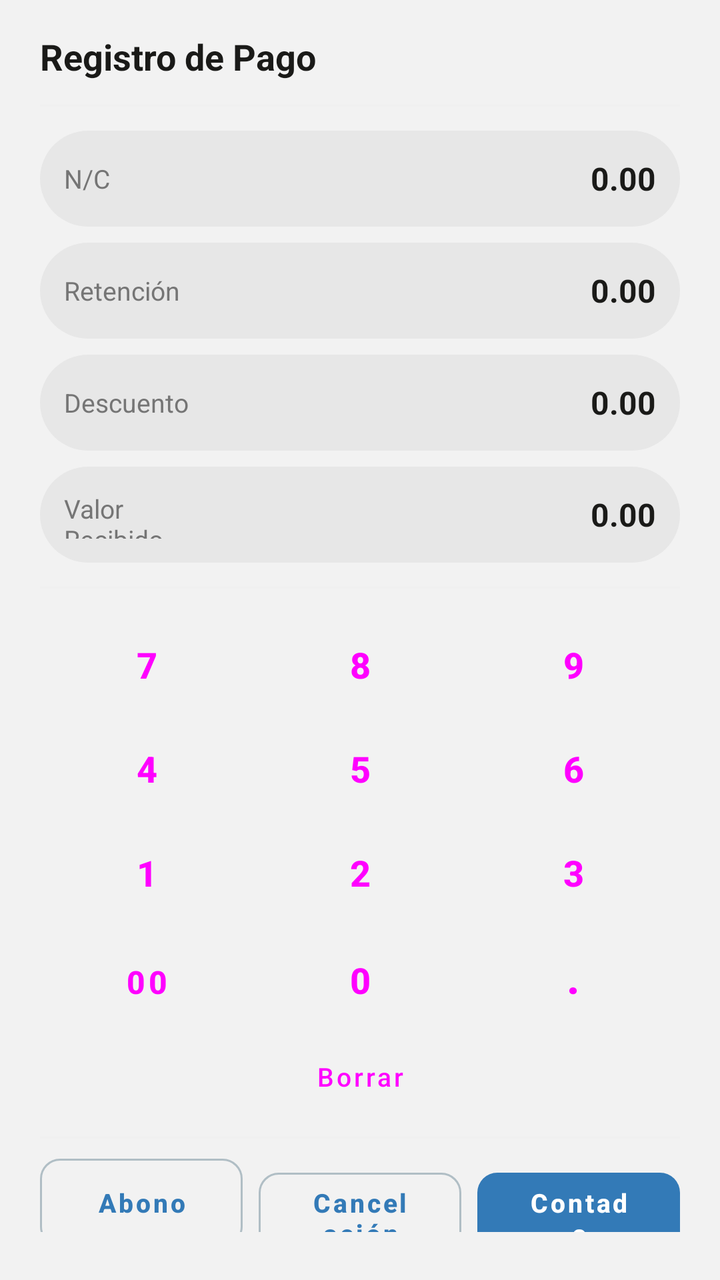
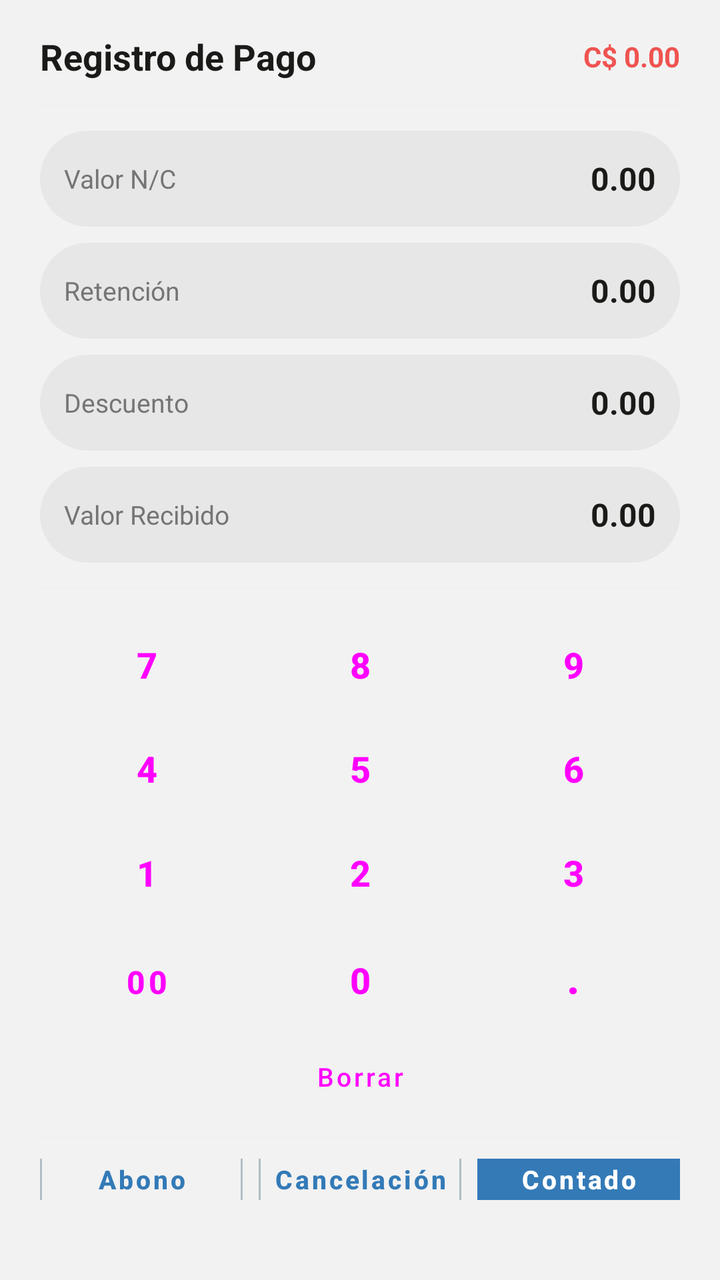

Two renders of the same Android screen: before a commit and after it. Below are the layout's source before the change and the commit's diff.
<!-- AndroidManifest.xml: application theme Theme.GMV -->
<!-- res/layout/dialog_pago_factura.xml -->
<?xml version="1.0" encoding="utf-8"?>
<LinearLayout xmlns:android="http://schemas.android.com/apk/res/android"
    xmlns:app="http://schemas.android.com/apk/res-auto"
    android:layout_width="match_parent"
    android:layout_height="wrap_content"
    android:orientation="vertical"
    android:paddingHorizontal="20dp"
    android:paddingTop="16dp"
    android:paddingBottom="24dp">

    <TextView
        android:layout_width="wrap_content"
        android:layout_height="wrap_content"
        android:text="Registro de Pago"
        android:textColor="#1A1A18"
        android:textSize="18sp"
        android:textStyle="bold" />

    <View
        android:layout_width="match_parent"
        android:layout_height="1dp"
        android:layout_marginVertical="12dp"
        android:background="#F0F0F0" />

    
    <LinearLayout
        android:layout_width="match_parent"
        android:layout_height="wrap_content"
        android:orientation="vertical">

        <LinearLayout
            android:id="@+id/lyt_field_nc"
            android:layout_width="match_parent"
            android:layout_height="48dp"
            android:gravity="center_vertical"
            android:orientation="horizontal"
            android:paddingHorizontal="12dp"
            android:clickable="true"
            android:focusable="true"
            android:background="@drawable/bg_input">

            <TextView
                android:layout_width="80dp"
                android:layout_height="wrap_content"
                android:text="N/C"
                android:textColor="@color/grey_60"
                android:textSize="13sp" />

            <TextView
                android:id="@+id/tv_field_nc"
                android:layout_width="0dp"
                android:layout_height="wrap_content"
                android:layout_weight="1"
                android:gravity="end"
                android:text="0.00"
                android:textColor="#1A1A18"
                android:textSize="16sp"
                android:textStyle="bold" />

        </LinearLayout>

        <LinearLayout
            android:id="@+id/lyt_field_retencion"
            android:layout_width="match_parent"
            android:layout_height="48dp"
            android:layout_marginTop="8dp"
            android:gravity="center_vertical"
            android:orientation="horizontal"
            android:paddingHorizontal="12dp"
            android:clickable="true"
            android:focusable="true"
            android:background="@drawable/bg_input">

            <TextView
                android:layout_width="80dp"
                android:layout_height="wrap_content"
                android:text="Retención"
                android:textColor="@color/grey_60"
                android:textSize="13sp" />

            <TextView
                android:id="@+id/tv_field_retencion"
                android:layout_width="0dp"
                android:layout_height="wrap_content"
                android:layout_weight="1"
                android:gravity="end"
                android:text="0.00"
                android:textColor="#1A1A18"
                android:textSize="16sp"
                android:textStyle="bold" />

        </LinearLayout>

        <LinearLayout
            android:id="@+id/lyt_field_descuento"
            android:layout_width="match_parent"
            android:layout_height="48dp"
            android:layout_marginTop="8dp"
            android:gravity="center_vertical"
            android:orientation="horizontal"
            android:paddingHorizontal="12dp"
            android:clickable="true"
            android:focusable="true"
            android:background="@drawable/bg_input">

            <TextView
                android:layout_width="80dp"
                android:layout_height="wrap_content"
                android:text="Descuento"
                android:textColor="@color/grey_60"
                android:textSize="13sp" />

            <TextView
                android:id="@+id/tv_field_descuento"
                android:layout_width="0dp"
                android:layout_height="wrap_content"
                android:layout_weight="1"
                android:gravity="end"
                android:text="0.00"
                android:textColor="#1A1A18"
                android:textSize="16sp"
                android:textStyle="bold" />

        </LinearLayout>

        <LinearLayout
            android:id="@+id/lyt_field_recibido"
            android:layout_width="match_parent"
            android:layout_height="48dp"
            android:layout_marginTop="8dp"
            android:gravity="center_vertical"
            android:orientation="horizontal"
            android:paddingHorizontal="12dp"
            android:clickable="true"
            android:focusable="true"
            android:background="@drawable/bg_input">

            <TextView
                android:layout_width="80dp"
                android:layout_height="wrap_content"
                android:text="Valor Recibido"
                android:textColor="@color/grey_60"
                android:textSize="13sp" />

            <TextView
                android:id="@+id/tv_field_recibido"
                android:layout_width="0dp"
                android:layout_height="wrap_content"
                android:layout_weight="1"
                android:gravity="end"
                android:text="0.00"
                android:textColor="#1A1A18"
                android:textSize="16sp"
                android:textStyle="bold" />

        </LinearLayout>

    </LinearLayout>

    <View
        android:layout_width="match_parent"
        android:layout_height="1dp"
        android:layout_marginVertical="12dp"
        android:background="#F0F0F0" />

    
    <LinearLayout
        android:layout_width="match_parent"
        android:layout_height="wrap_content"
        android:orientation="horizontal"
        android:weightSum="3">

        <Button
            android:id="@+id/btn_7"
            style="@style/Widget.Material3.Button.TonalButton"
            android:layout_width="0dp"
            android:layout_height="48dp"
            android:layout_weight="1"
            android:layout_margin="2dp"
            android:insetLeft="0dp"
            android:insetTop="0dp"
            android:insetRight="0dp"
            android:insetBottom="0dp"
            android:text="7"
            android:textSize="18sp"
            android:textStyle="bold" />

        <Button
            android:id="@+id/btn_8"
            style="@style/Widget.Material3.Button.TonalButton"
            android:layout_width="0dp"
            android:layout_height="48dp"
            android:layout_weight="1"
            android:layout_margin="2dp"
            android:insetLeft="0dp"
            android:insetTop="0dp"
            android:insetRight="0dp"
            android:insetBottom="0dp"
            android:text="8"
            android:textSize="18sp"
            android:textStyle="bold" />

        <Button
            android:id="@+id/btn_9"
            style="@style/Widget.Material3.Button.TonalButton"
            android:layout_width="0dp"
            android:layout_height="48dp"
            android:layout_weight="1"
            android:layout_margin="2dp"
            android:insetLeft="0dp"
            android:insetTop="0dp"
            android:insetRight="0dp"
            android:insetBottom="0dp"
            android:text="9"
            android:textSize="18sp"
            android:textStyle="bold" />

    </LinearLayout>

    <LinearLayout
        android:layout_width="match_parent"
        android:layout_height="wrap_content"
        android:orientation="horizontal"
        android:weightSum="3">

        <Button
            android:id="@+id/btn_4"
            style="@style/Widget.Material3.Button.TonalButton"
            android:layout_width="0dp"
            android:layout_height="48dp"
            android:layout_weight="1"
            android:layout_margin="2dp"
            android:insetLeft="0dp"
            android:insetTop="0dp"
            android:insetRight="0dp"
            android:insetBottom="0dp"
            android:text="4"
            android:textSize="18sp"
            android:textStyle="bold" />

        <Button
            android:id="@+id/btn_5"
            style="@style/Widget.Material3.Button.TonalButton"
            android:layout_width="0dp"
            android:layout_height="48dp"
            android:layout_weight="1"
            android:layout_margin="2dp"
            android:insetLeft="0dp"
            android:insetTop="0dp"
            android:insetRight="0dp"
            android:insetBottom="0dp"
            android:text="5"
            android:textSize="18sp"
            android:textStyle="bold" />

        <Button
            android:id="@+id/btn_6"
            style="@style/Widget.Material3.Button.TonalButton"
            android:layout_width="0dp"
            android:layout_height="48dp"
            android:layout_weight="1"
            android:layout_margin="2dp"
            android:insetLeft="0dp"
            android:insetTop="0dp"
            android:insetRight="0dp"
            android:insetBottom="0dp"
            android:text="6"
            android:textSize="18sp"
            android:textStyle="bold" />

    </LinearLayout>

    <LinearLayout
        android:layout_width="match_parent"
        android:layout_height="wrap_content"
        android:orientation="horizontal"
        android:weightSum="3">

        <Button
            android:id="@+id/btn_1"
            style="@style/Widget.Material3.Button.TonalButton"
            android:layout_width="0dp"
            android:layout_height="48dp"
            android:layout_weight="1"
            android:layout_margin="2dp"
            android:insetLeft="0dp"
            android:insetTop="0dp"
            android:insetRight="0dp"
            android:insetBottom="0dp"
            android:text="1"
            android:textSize="18sp"
            android:textStyle="bold" />

        <Button
            android:id="@+id/btn_2"
            style="@style/Widget.Material3.Button.TonalButton"
            android:layout_width="0dp"
            android:layout_height="48dp"
            android:layout_weight="1"
            android:layout_margin="2dp"
            android:insetLeft="0dp"
            android:insetTop="0dp"
            android:insetRight="0dp"
            android:insetBottom="0dp"
            android:text="2"
            android:textSize="18sp"
            android:textStyle="bold" />

        <Button
            android:id="@+id/btn_3"
            style="@style/Widget.Material3.Button.TonalButton"
            android:layout_width="0dp"
            android:layout_height="48dp"
            android:layout_weight="1"
            android:layout_margin="2dp"
            android:insetLeft="0dp"
            android:insetTop="0dp"
            android:insetRight="0dp"
            android:insetBottom="0dp"
            android:text="3"
            android:textSize="18sp"
            android:textStyle="bold" />

    </LinearLayout>

    <LinearLayout
        android:layout_width="match_parent"
        android:layout_height="wrap_content"
        android:orientation="horizontal"
        android:weightSum="3">

        <Button
            android:id="@+id/btn_00"
            style="@style/Widget.Material3.Button.TonalButton"
            android:layout_width="0dp"
            android:layout_height="48dp"
            android:layout_weight="1"
            android:layout_margin="2dp"
            android:insetLeft="0dp"
            android:insetTop="0dp"
            android:insetRight="0dp"
            android:insetBottom="0dp"
            android:text="00"
            android:textSize="16sp"
            android:textStyle="bold" />

        <Button
            android:id="@+id/btn_0"
            style="@style/Widget.Material3.Button.TonalButton"
            android:layout_width="0dp"
            android:layout_height="48dp"
            android:layout_weight="1"
            android:layout_margin="2dp"
            android:insetLeft="0dp"
            android:insetTop="0dp"
            android:insetRight="0dp"
            android:insetBottom="0dp"
            android:text="0"
            android:textSize="18sp"
            android:textStyle="bold" />

        <Button
            android:id="@+id/btn_dot"
            style="@style/Widget.Material3.Button.TonalButton"
            android:layout_width="0dp"
            android:layout_height="48dp"
            android:layout_weight="1"
            android:layout_margin="2dp"
            android:insetLeft="0dp"
            android:insetTop="0dp"
            android:insetRight="0dp"
            android:insetBottom="0dp"
            android:text="."
            android:textSize="22sp"
            android:textStyle="bold" />

    </LinearLayout>

    <Button
        android:id="@+id/btn_delete"
        style="@style/Widget.Material3.Button.TonalButton"
        android:layout_width="match_parent"
        android:layout_height="40dp"
        android:layout_marginTop="4dp"
        android:insetLeft="0dp"
        android:insetTop="0dp"
        android:insetRight="0dp"
        android:insetBottom="0dp"
        android:padding="8dp"
        app:icon="@drawable/ic_backspace"
        app:iconGravity="textStart"
        app:iconPadding="6dp"
        app:iconSize="18dp"
        app:iconTint="#555450"
        android:text="Borrar"
        android:textSize="13sp" />

    <View
        android:layout_width="match_parent"
        android:layout_height="1dp"
        android:layout_marginVertical="10dp"
        android:background="#F0F0F0" />

    
    <LinearLayout
        android:layout_width="match_parent"
        android:layout_height="wrap_content"
        android:orientation="horizontal"
        android:weightSum="3">

        <com.google.android.material.button.MaterialButton
            android:id="@+id/btn_abono"
            style="@style/Widget.Material3.Button.OutlinedButton"
            android:layout_width="0dp"
            android:layout_height="44dp"
            android:layout_weight="1"
            android:layout_marginEnd="4dp"
            android:insetLeft="0dp"
            android:insetTop="0dp"
            android:insetRight="0dp"
            android:insetBottom="0dp"
            android:text="Abono"
            android:textAllCaps="false"
            android:textSize="13sp"
            android:textStyle="bold"
            app:cornerRadius="10dp" />

        <com.google.android.material.button.MaterialButton
            android:id="@+id/btn_cancelacion"
            style="@style/Widget.Material3.Button.OutlinedButton"
            android:layout_width="0dp"
            android:layout_height="44dp"
            android:layout_weight="1"
            android:layout_marginHorizontal="4dp"
            android:insetLeft="0dp"
            android:insetTop="0dp"
            android:insetRight="0dp"
            android:insetBottom="0dp"
            android:text="Cancelación"
            android:textAllCaps="false"
            android:textSize="13sp"
            android:textStyle="bold"
            app:cornerRadius="10dp" />

        <com.google.android.material.button.MaterialButton
            android:id="@+id/btn_contado"
            style="@style/Widget.Material3.Button"
            android:layout_width="0dp"
            android:layout_height="44dp"
            android:layout_weight="1"
            android:layout_marginStart="4dp"
            android:insetLeft="0dp"
            android:insetTop="0dp"
            android:insetRight="0dp"
            android:insetBottom="0dp"
            android:text="Contado"
            android:textAllCaps="false"
            android:textSize="13sp"
            android:textStyle="bold"
            app:cornerRadius="10dp" />

    </LinearLayout>

</LinearLayout>
<!-- resources referenced by this layout -->
<resources>
  <color name="grey_60">#757575</color>
  <style name="Theme.GMV" parent="Base.Theme.GMV" />
  <color name="input_bg">#E7E7E7</color>
  <color name="primary">#337AB7</color>
  <color name="on_primary">#FFFFFF</color>
  <color name="primary_container">#D6E4F0</color>
  <color name="on_primary_container">#1A3A5C</color>
  <color name="secondary">#3A539B</color>
  <color name="on_secondary">#FFFFFF</color>
  <color name="secondary_container">#D6DCE8</color>
  <color name="on_secondary_container">#1C2A5C</color>
  <color name="tertiary">#7E57C2</color>
  <color name="on_tertiary">#FFFFFF</color>
  <color name="tertiary_container">#EDE7F6</color>
  <color name="on_tertiary_container">#311B92</color>
  <color name="error">#EF5350</color>
  <color name="on_error">#FFFFFF</color>
  <color name="error_container">#FFEBEE</color>
  <color name="on_error_container">#B71C1C</color>
  <color name="background">#F2F2F2</color>
  <color name="on_background">#000000</color>
  <color name="surface">#E7E7E7</color>
  <color name="on_surface">#000000</color>
  <color name="surface_variant">#D4D4D4</color>
  <color name="on_surface_variant">#535353</color>
  <color name="outline">#B0BEC5</color>
  <color name="outline_variant">#CFD8DC</color>
  <style name="TextAppearance.M3.DisplayMedium">
          <item name="android:textSize">45sp</item>
          <item name="android:letterSpacing">0</item>
          <item name="android:lineHeight">52sp</item>
          <item name="android:fontFamily">sans-serif</item>
      </style>
  <style name="TextAppearance.M3.DisplaySmall">
          <item name="android:textSize">36sp</item>
          <item name="android:letterSpacing">0</item>
          <item name="android:lineHeight">44sp</item>
          <item name="android:fontFamily">sans-serif</item>
      </style>
  <style name="TextAppearance.M3.HeadlineLarge">
          <item name="android:textSize">32sp</item>
          <item name="android:letterSpacing">0</item>
          <item name="android:lineHeight">40sp</item>
          <item name="android:fontFamily">sans-serif</item>
      </style>
  <style name="TextAppearance.M3.HeadlineMedium">
          <item name="android:textSize">28sp</item>
          <item name="android:letterSpacing">0</item>
          <item name="android:lineHeight">36sp</item>
          <item name="android:fontFamily">sans-serif</item>
      </style>
  <style name="TextAppearance.M3.HeadlineSmall">
          <item name="android:textSize">24sp</item>
          <item name="android:letterSpacing">0</item>
          <item name="android:lineHeight">32sp</item>
          <item name="android:fontFamily">sans-serif</item>
      </style>
  <style name="TextAppearance.M3.TitleLarge">
          <item name="android:textSize">22sp</item>
          <item name="android:letterSpacing">0</item>
          <item name="android:lineHeight">28sp</item>
          <item name="android:fontFamily">sans-serif</item>
      </style>
  <style name="TextAppearance.M3.BodyLarge">
          <item name="android:textSize">16sp</item>
          <item name="android:letterSpacing">0.5</item>
          <item name="android:lineHeight">24sp</item>
          <item name="android:fontFamily">sans-serif</item>
      </style>
  <style name="TextAppearance.M3.BodyMedium">
          <item name="android:textSize">14sp</item>
          <item name="android:letterSpacing">0.25</item>
          <item name="android:lineHeight">20sp</item>
          <item name="android:fontFamily">sans-serif</item>
      </style>
  <style name="TextAppearance.M3.BodySmall">
          <item name="android:textSize">12sp</item>
          <item name="android:letterSpacing">0.4</item>
          <item name="android:lineHeight">16sp</item>
          <item name="android:fontFamily">sans-serif</item>
      </style>
  <color name="colorUmkPrimaryDark">#003044</color>
  <!-- unchanged entries left out for length: 9 -->
</resources>

<!-- the commit's change to res/layout/dialog_pago_factura.xml (unified diff, before → after) -->
@@ -6,15 +6,33 @@
     android:orientation="vertical"
     android:paddingHorizontal="20dp"
     android:paddingTop="16dp"
-    android:paddingBottom="24dp">
-
-    <TextView
-        android:layout_width="wrap_content"
-        android:layout_height="wrap_content"
-        android:text="Registro de Pago"
-        android:textColor="#1A1A18"
-        android:textSize="18sp"
-        android:textStyle="bold" />
+    android:paddingBottom="40dp">
+
+    <LinearLayout
+        android:layout_width="match_parent"
+        android:layout_height="wrap_content"
+        android:gravity="center_vertical"
+        android:orientation="horizontal">
+
+        <TextView
+            android:layout_width="0dp"
+            android:layout_height="wrap_content"
+            android:layout_weight="1"
+            android:text="Registro de Pago"
+            android:textColor="#1A1A18"
+            android:textSize="18sp"
+            android:textStyle="bold" />
+
+        <TextView
+            android:id="@+id/tv_saldo_dialog"
+            android:layout_width="wrap_content"
+            android:layout_height="wrap_content"
+            android:text="C$ 0.00"
+            android:textColor="@color/red"
+            android:textSize="14sp"
+            android:textStyle="bold" />
+
+    </LinearLayout>
 
     <View
         android:layout_width="match_parent"
@@ -42,7 +60,7 @@
             <TextView
                 android:layout_width="80dp"
                 android:layout_height="wrap_content"
-                android:text="N/C"
+                android:text="Valor N/C"
                 android:textColor="@color/grey_60"
                 android:textSize="13sp" />
 
@@ -136,7 +154,7 @@
             android:background="@drawable/bg_input">
 
             <TextView
-                android:layout_width="80dp"
+                android:layout_width="85dp"
                 android:layout_height="wrap_content"
                 android:text="Valor Recibido"
                 android:textColor="@color/grey_60"
@@ -406,6 +424,7 @@
         android:layout_width="match_parent"
         android:layout_height="wrap_content"
         android:orientation="horizontal"
+        android:gravity="center_vertical"
         android:weightSum="3">
 
         <com.google.android.material.button.MaterialButton
@@ -415,9 +434,10 @@
             android:layout_height="44dp"
             android:layout_weight="1"
             android:layout_marginEnd="4dp"
-            android:insetLeft="0dp"
-            android:insetTop="0dp"
-            android:insetRight="0dp"
+            android:gravity="center"
+            android:minHeight="0dp"
+            android:padding="0dp"
+            android:insetTop="0dp"
             android:insetBottom="0dp"
             android:text="Abono"
             android:textAllCaps="false"
@@ -432,9 +452,10 @@
             android:layout_height="44dp"
             android:layout_weight="1"
             android:layout_marginHorizontal="4dp"
-            android:insetLeft="0dp"
-            android:insetTop="0dp"
-            android:insetRight="0dp"
+            android:gravity="center"
+            android:minHeight="0dp"
+            android:padding="0dp"
+            android:insetTop="0dp"
             android:insetBottom="0dp"
             android:text="Cancelación"
             android:textAllCaps="false"
@@ -449,9 +470,10 @@
             android:layout_height="44dp"
             android:layout_weight="1"
             android:layout_marginStart="4dp"
-            android:insetLeft="0dp"
-            android:insetTop="0dp"
-            android:insetRight="0dp"
+            android:gravity="center"
+            android:minHeight="0dp"
+            android:padding="0dp"
+            android:insetTop="0dp"
             android:insetBottom="0dp"
             android:text="Contado"
             android:textAllCaps="false"
@@ -461,4 +483,45 @@
 
     </LinearLayout>
 
+    <LinearLayout
+        android:layout_width="match_parent"
+        android:layout_height="wrap_content"
+        android:layout_marginTop="10dp"
+        android:orientation="horizontal"
+        android:weightSum="2">
+
+        <com.google.android.material.button.MaterialButton
+            android:id="@+id/btn_cancelar_accion"
+            style="@style/Widget.Material3.Button.OutlinedButton"
+            android:layout_width="0dp"
+            android:layout_height="48dp"
+            android:layout_weight="1"
+            android:insetLeft="0dp"
+            android:insetTop="0dp"
+            android:insetRight="5dp"
+            android:insetBottom="0dp"
+            android:text="@string/btn_cancelar"
+            android:textAllCaps="false"
+            android:textSize="14sp"
+            android:textStyle="bold"
+            app:cornerRadius="12dp" />
+
+        <com.google.android.material.button.MaterialButton
+            android:id="@+id/btn_confirmar_accion"
+            style="@style/Widget.Material3.Button.OutlinedButton"
+            android:layout_width="0dp"
+            android:layout_height="48dp"
+            android:layout_weight="1"
+            android:insetLeft="0dp"
+            android:insetTop="0dp"
+            android:insetRight="0dp"
+            android:insetBottom="0dp"
+            android:text="@string/btn_agregar"
+            android:textAllCaps="false"
+            android:textSize="14sp"
+            android:textStyle="bold"
+            app:cornerRadius="12dp" />
+
+    </LinearLayout>
+
 </LinearLayout>
<!-- resource entries referenced after the edit -->
@@ -1,6 +1,9 @@
 <!-- resources referenced by this layout -->
 <resources>
   <color name="grey_60">#757575</color>
+  <color name="red">#EF5350</color>
+  <string name="btn_agregar">Agregar</string>
+  <string name="btn_cancelar">Cancelar</string>
   <style name="Theme.GMV" parent="Base.Theme.GMV" />
   <color name="input_bg">#E7E7E7</color>
   <color name="primary">#337AB7</color>
